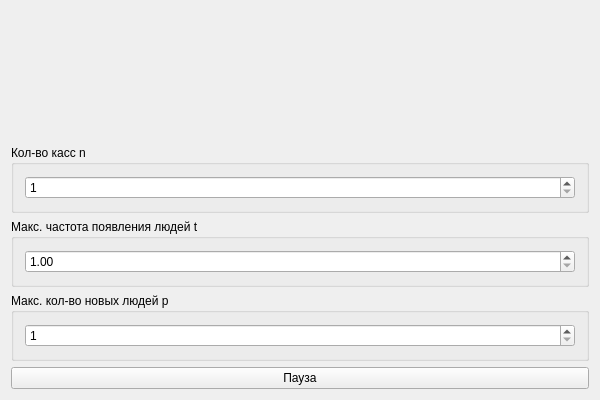
This is QueryEmulator/QueueEmulator.ui in nebrosarth/QueryEmulator as Qt 5 draws it before an edit. The edited form follows.
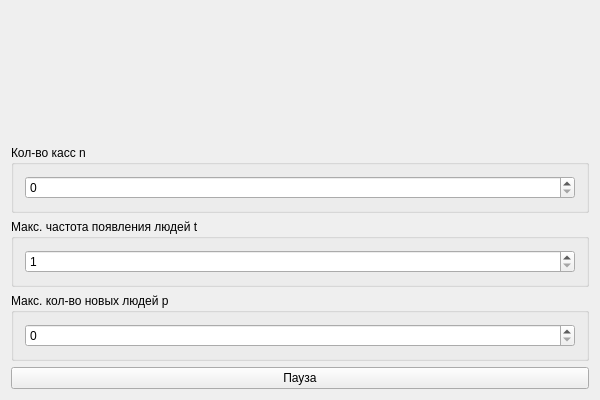
This is the edited form.

Diff of the .ui file:
```diff
--- a/QueryEmulator/QueueEmulator.ui
+++ b/QueryEmulator/QueueEmulator.ui
@@ -46,11 +46,14 @@
           <item row="0" column="0">
            <widget class="QSpinBox" name="sb_n">
             <property name="minimum">
-             <number>1</number>
+             <number>0</number>
             </property>
             <property name="maximum">
              <number>999999999</number>
             </property>
+            <property name="value">
+             <number>0</number>
+            </property>
            </widget>
           </item>
          </layout>
@@ -63,12 +66,9 @@
          </property>
          <layout class="QGridLayout" name="gridLayout_2">
           <item row="0" column="0">
-           <widget class="QDoubleSpinBox" name="dp_t">
+           <widget class="QSpinBox" name="sb_t">
             <property name="minimum">
-             <double>1.000000000000000</double>
-            </property>
-            <property name="maximum">
-             <double>99999999999.000000000000000</double>
+             <number>1</number>
             </property>
            </widget>
           </item>
@@ -84,11 +84,14 @@
           <item row="0" column="0">
            <widget class="QSpinBox" name="sb_p">
             <property name="minimum">
-             <number>1</number>
+             <number>0</number>
             </property>
             <property name="maximum">
              <number>999999999</number>
             </property>
+            <property name="value">
+             <number>0</number>
+            </property>
            </widget>
           </item>
          </layout>
```
Left out of the diff: 3 changed lines with no effect on the pictures.
